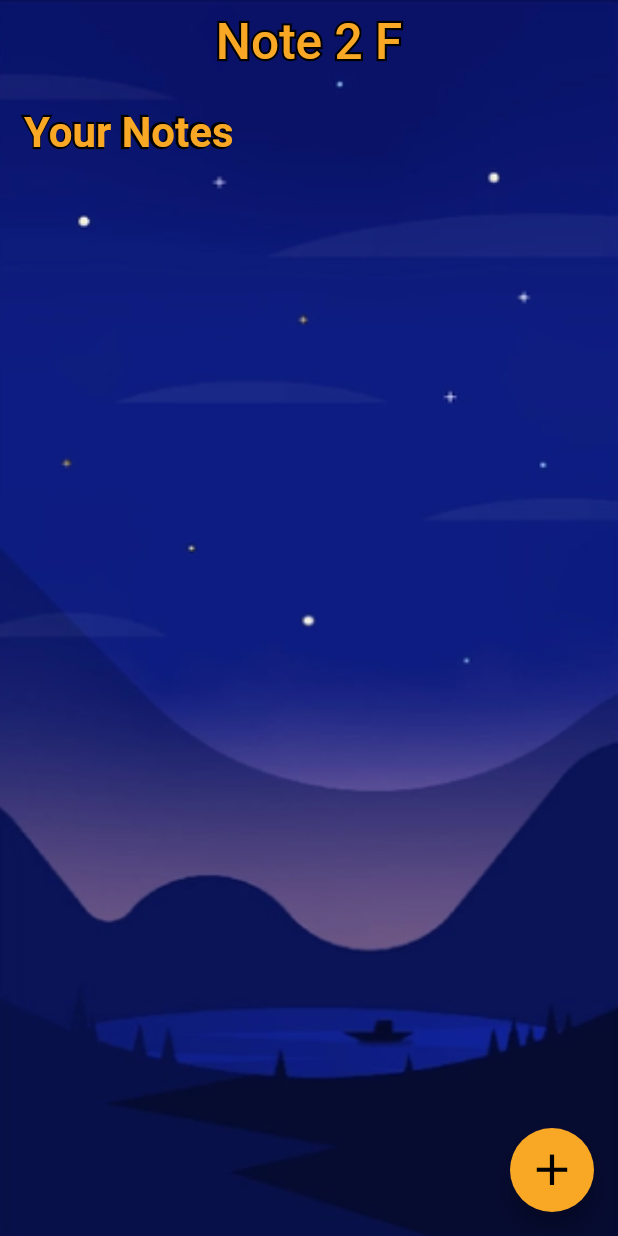
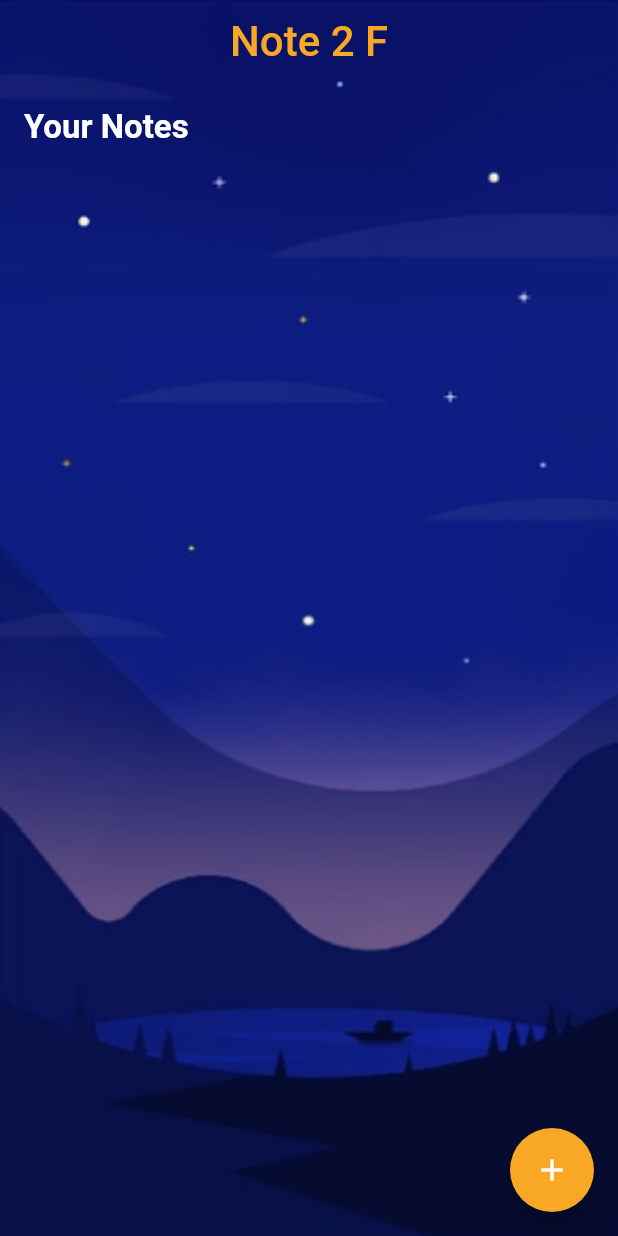
Before and after one commit to amilog/Note-App, a Flutter app: the screen it shows after launch, on a phone screen of 412 x 824 dp. Run offline on Flutter 3.47's test engine with Material 2 defaults, Android fonts, the light colour scheme and no system bars; our stand-ins replace cloud_firestore, firebase_core, google_fonts, jiffy; accounts and stored records are empty; Roboto replaces fonts that are missing (RubikVinly); project files that could hold a hidden picture were left out.

Commit message:
Revert "Splash Screen added"
This reverts commit d7725ea7c02b4242432640119791288f83b9b18c.

```diff
--- a/lib/main.dart
+++ b/lib/main.dart
@@ -1,93 +1,24 @@
 import 'package:firebase_core/firebase_core.dart';
 import 'package:flutter/material.dart';
-import 'package:google_fonts/google_fonts.dart';
-import 'package:lottie/lottie.dart';
+
 import 'screens/homepage.dart';
-import 'package:animated_text_kit/animated_text_kit.dart';
 
 Future<void> main() async {
   WidgetsFlutterBinding.ensureInitialized();
   await Firebase.initializeApp();
-  runApp(const MyApp());
+  runApp( const MyApp());
 }
 
-class MyApp extends StatefulWidget {
+class MyApp extends StatelessWidget {
   const MyApp({super.key});
 
   @override
-  State<MyApp> createState() => _MyAppState();
-}
-
-class _MyAppState extends State<MyApp> {
-  @override
   Widget build(BuildContext context) {
     return MaterialApp(
-      title: 'Note App',
-      debugShowCheckedModeBanner: true,
-      theme: ThemeData(primarySwatch: Colors.indigo),
-      home: const MyHomePage(),
-    );
+        title: 'Note App', debugShowCheckedModeBanner: true,
+        theme: ThemeData(
+          primarySwatch: Colors.indigo
+        ),
+          home: const HomePage());
   }
 }
-
-class MyHomePage extends StatefulWidget {
-  const MyHomePage({super.key});
-
-  @override
-  State<MyHomePage> createState() => _MyHomePageState();
-}
-
-class _MyHomePageState extends State<MyHomePage> {
-
-  @override
-  void initState() {
-    super.initState();
-    Future.delayed(const Duration(milliseconds: 3200)).then((value) {
-      Navigator.of(context).pushReplacement(MaterialPageRoute(builder: (ctx) => const HomePage()));
-    });
-  }
-
-  @override
-  Widget build(BuildContext context) {
-    return const _SplashScreen();
-  }
-}
-
-/************************/
-//    Splash Screen    //
-/************************/
-
-class _SplashScreen extends StatelessWidget {
-  const _SplashScreen({
-    Key? key,
-  }) : super(key: key);
-
-  @override
-  Widget build(BuildContext context) {
-    return Scaffold(
-      backgroundColor: const Color.fromARGB(255, 21, 39, 142),
-      body: Center(
-        child: Column(
-          children: [
-            const SizedBox(
-              height: 150,
-            ),
-            SizedBox(
-              height: 360,
-              child: Lottie.network('https://assets10.lottiefiles.com/packages/lf20_hylaaytn.json'),
-            ),
-            AnimatedTextKit(
-              animatedTexts: [
-                TypewriterAnimatedText(
-                  'Developed by AmiL',
-                  textStyle: GoogleFonts.pressStart2p(fontSize: 20, color: Colors.white),
-                  speed: const Duration(milliseconds: 120),
-                ),
-              ],
-            ),
-          ],
-        ),
-      ),
-    );
-  }
-}
--- a/lib/screens/homepage.dart
+++ b/lib/screens/homepage.dart
@@ -15,8 +15,21 @@ class HomePage extends StatefulWidget {
 class _HomePageState extends State<HomePage> {
   @override
   Widget build(BuildContext context) {
-    return Stack(
-      children: [
+    return /*Container(
+      decoration: const BoxDecoration(
+          gradient: LinearGradient(begin: Alignment.topRight, end: Alignment.bottomRight, colors: [
+        Color.fromARGB(255, 4, 11, 88),
+        Color.fromARGB(255, 104, 5, 99),
+        Color.fromARGB(255, 79, 4, 46),
+        Color.fromARGB(255, 102, 13, 6),
+        Color.fromARGB(255, 113, 85, 28),
+        Color.fromARGB(255, 132, 121, 18),
+        Color.fromARGB(255, 5, 153, 173)
+      ])),
+      child:*/
+
+        Stack(
+      children: <Widget>[
         Image.asset(
           "assets/backgraund.png",
           height: MediaQuery.of(context).size.height,
@@ -27,22 +40,9 @@ class _HomePageState extends State<HomePage> {
           backgroundColor: Colors.transparent,
           appBar: AppBar(
             elevation: 0,
-            title: Stack(
-              children: [
-                Text(
-                  'Note 2 F',
-                  style: TextStyle(
-                      fontFamily: 'RubikVinly',
-                      fontSize: 33,
-                      foreground: Paint()
-                        ..style = PaintingStyle.stroke
-                        ..strokeWidth = 3),
-                ),
-                Text(
-                  'Note 2 F',
-                  style: TextStyle(fontFamily: 'RubikVinly', fontSize: 33, color: Colors.yellow[800]),
-                ),
-              ],
+            title: Text(
+              'Note 2 F',
+              style: TextStyle(fontFamily: 'RubikVinly', fontSize: 28, color: Colors.yellow[800]),
             ),
             centerTitle: true,
             backgroundColor: Colors.transparent,
@@ -53,25 +53,13 @@ class _HomePageState extends State<HomePage> {
               mainAxisAlignment: MainAxisAlignment.start,
               crossAxisAlignment: CrossAxisAlignment.start,
               children: [
-                Stack(
-                  children: [
-                    Text(
-                      'Your Notes',
-                      style: GoogleFonts.roboto(
-                          fontSize: 28,
-                          foreground: Paint()
-                            ..style = PaintingStyle.stroke
-                            ..strokeWidth = 3),
-                    ),
-                    Text(
-                      'Your Notes',
-                      style: GoogleFonts.roboto(
-                        color: Colors.yellow[800],
-                        fontWeight: FontWeight.bold,
-                        fontSize: 28,
-                      ),
-                    ),
-                  ],
+                Text(
+                  'Your Notes',
+                  style: GoogleFonts.roboto(
+                    color: Colors.white,
+                    fontWeight: FontWeight.bold,
+                    fontSize: 22,
+                  ),
                 ),
                 const SizedBox(
                   height: 20.0,
@@ -111,11 +99,7 @@ class _HomePageState extends State<HomePage> {
               Navigator.push(context, MaterialPageRoute(builder: (context) => const NoteEditorScreen()));
             },
             backgroundColor: Colors.yellow[800],
-            child: const Icon(
-              Icons.add,
-              color: Colors.black,
-              size: 35,
-            ),
+            child: const Icon(Icons.add),
           ),
         ),
       ],
--- a/lib/screens/note_reader.dart
+++ b/lib/screens/note_reader.dart
@@ -26,7 +26,7 @@ class _NoteReaderScreenState extends State<NoteReaderScreen> {
                 FirebaseFirestore.instance.collection("Notes").doc(widget.doc["note_title"]).delete();
                 Navigator.pop(context);
               },
-              icon: const Icon(Icons.delete))
+              icon: const Icon(Icons.highlight_remove_rounded))
         ],
       ),
       body: Padding(
--- a/pubspec.yaml
+++ b/pubspec.yaml
@@ -40,9 +40,7 @@ dependencies:
   cloud_firestore: ^4.3.1
   google_fonts: ^3.0.1
   jiffy: ^5.0.0
-  lottie: ^2.2.0
-  animated_text_kit: ^4.2.2
-
+  flutter_staggered_grid_view: ^0.6.2
 
 dev_dependencies:
   flutter_test:
```
Also changed, not shown: lib/screens/note_editor.dart (+4 -4 lines), lib/style/app_style.dart (+8 -10 lines), 5 other files.
